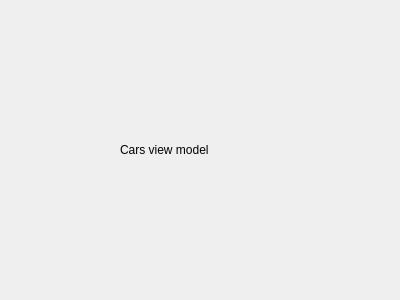
Before: the Qt Designer form ViewModels/MainApplicationViewModels/NestedViewModels/carsviewmodel.ui in SisAdminNsk/CarRentalQTClient, drawn with Qt 5.
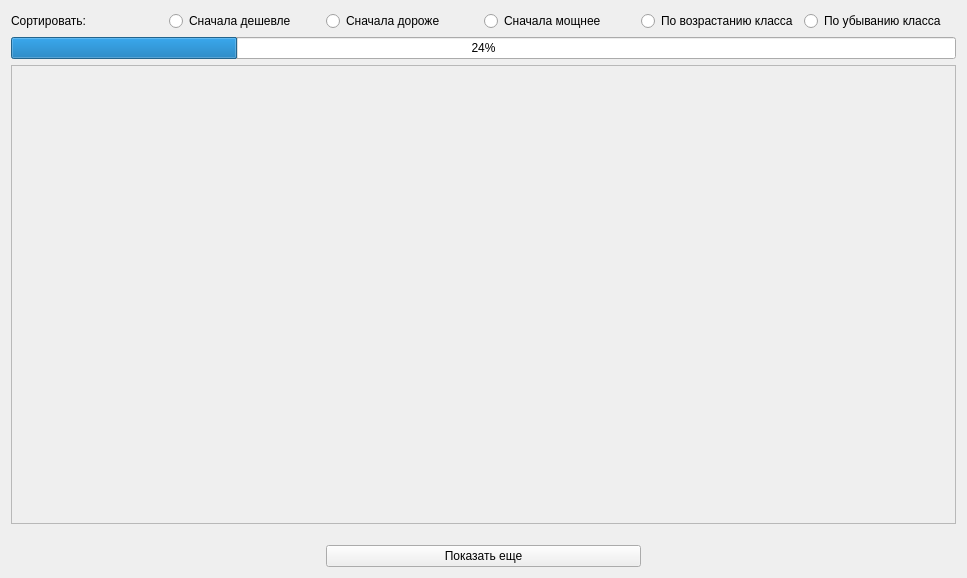
After: the same form once the commit is applied.

What changed in the file:
```diff
--- a/ViewModels/MainApplicationViewModels/NestedViewModels/carsviewmodel.ui
+++ b/ViewModels/MainApplicationViewModels/NestedViewModels/carsviewmodel.ui
@@ -6,26 +6,151 @@
    <rect>
     <x>0</x>
     <y>0</y>
-    <width>400</width>
-    <height>300</height>
+    <width>967</width>
+    <height>578</height>
    </rect>
   </property>
   <property name="windowTitle">
    <string>Form</string>
   </property>
-  <widget class="QLabel" name="label">
-   <property name="geometry">
-    <rect>
-     <x>120</x>
-     <y>140</y>
-     <width>281</width>
-     <height>20</height>
-    </rect>
-   </property>
-   <property name="text">
-    <string>Cars view model</string>
-   </property>
-  </widget>
+  <layout class="QGridLayout" name="gridLayout">
+   <item row="1" column="0">
+    <layout class="QVBoxLayout" name="verticalLayout_2">
+     <item>
+      <widget class="QProgressBar" name="progressBar">
+       <property name="value">
+        <number>24</number>
+       </property>
+      </widget>
+     </item>
+     <item>
+      <widget class="QScrollArea" name="scrollArea">
+       <property name="widgetResizable">
+        <bool>true</bool>
+       </property>
+       <widget class="QWidget" name="scrollAreaWidgetContents">
+        <property name="geometry">
+         <rect>
+          <x>0</x>
+          <y>0</y>
+          <width>941</width>
+          <height>420</height>
+         </rect>
+        </property>
+        <layout class="QGridLayout" name="gridLayout_3">
+         <item row="0" column="0">
+          <layout class="QGridLayout" name="gridLayout_2"/>
+         </item>
+        </layout>
+       </widget>
+      </widget>
+     </item>
+    </layout>
+   </item>
+   <item row="0" column="0">
+    <layout class="QVBoxLayout" name="verticalLayout" stretch="0">
+     <item>
+      <layout class="QHBoxLayout" name="horizontalLayout">
+       <item>
+        <widget class="QLabel" name="label">
+         <property name="text">
+          <string>Сортировать:</string>
+         </property>
+        </widget>
+       </item>
+       <item>
+        <widget class="QRadioButton" name="radioButton_2">
+         <property name="text">
+          <string>Сначала дешевле</string>
+         </property>
+        </widget>
+       </item>
+       <item>
+        <widget class="QRadioButton" name="radioButton">
+         <property name="text">
+          <string>Сначала дороже</string>
+         </property>
+        </widget>
+       </item>
+       <item>
+        <widget class="QRadioButton" name="radioButton_3">
+         <property name="text">
+          <string>Сначала мощнее</string>
+         </property>
+        </widget>
+       </item>
+       <item>
+        <widget class="QRadioButton" name="radioButton_4">
+         <property name="text">
+          <string>По возрастанию класса</string>
+         </property>
+        </widget>
+       </item>
+       <item>
+        <widget class="QRadioButton" name="radioButton_5">
+         <property name="text">
+          <string>По убыванию класса</string>
+         </property>
+        </widget>
+       </item>
+      </layout>
+     </item>
+    </layout>
+   </item>
+   <item row="3" column="0">
+    <layout class="QHBoxLayout" name="horizontalLayout_2" stretch="3,3,3">
+     <item>
+      <spacer name="horizontalSpacer">
+       <property name="orientation">
+        <enum>Qt::Horizontal</enum>
+       </property>
+       <property name="sizeHint" stdset="0">
+        <size>
+         <width>40</width>
+         <height>20</height>
+        </size>
+       </property>
+      </spacer>
+     </item>
+     <item>
+      <widget class="QPushButton" name="pushButton">
+       <property name="text">
+        <string>Показать еще</string>
+       </property>
+      </widget>
+     </item>
+     <item>
+      <spacer name="horizontalSpacer_2">
+       <property name="orientation">
+        <enum>Qt::Horizontal</enum>
+       </property>
+       <property name="sizeHint" stdset="0">
+        <size>
+         <width>40</width>
+         <height>20</height>
+        </size>
+       </property>
+      </spacer>
+     </item>
+    </layout>
+   </item>
+   <item row="2" column="0">
+    <spacer name="verticalSpacer">
+     <property name="orientation">
+      <enum>Qt::Vertical</enum>
+     </property>
+     <property name="sizeType">
+      <enum>QSizePolicy::Fixed</enum>
+     </property>
+     <property name="sizeHint" stdset="0">
+      <size>
+       <width>20</width>
+       <height>15</height>
+      </size>
+     </property>
+    </spacer>
+   </item>
+  </layout>
  </widget>
  <resources/>
  <connections/>
```
